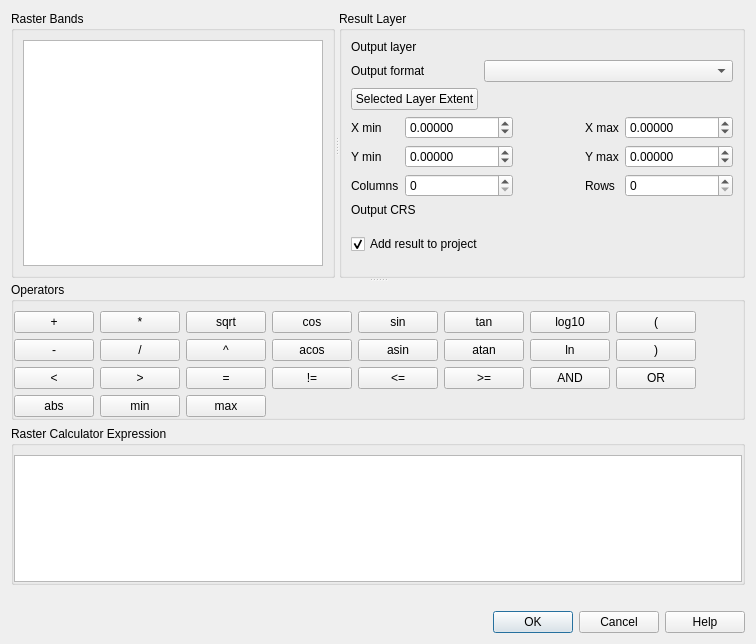
qgis/QGIS, file src/ui/qgsrastercalcdialogbase.ui: the form before one commit.
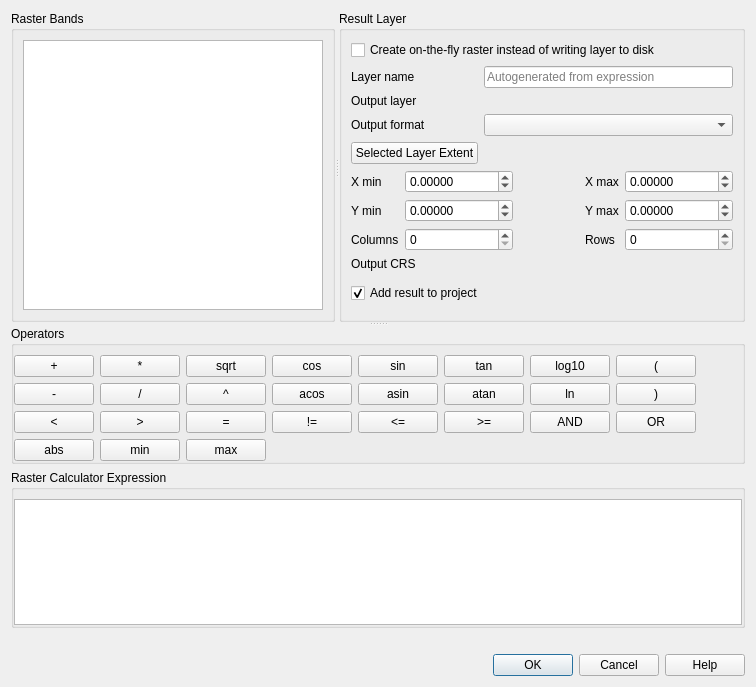
The form after the commit. Custom widgets are drawn as their Qt base class.

Commit message: [feature] virtual raster data provider (#44195)

The edit to the form file:
```diff
--- a/src/ui/qgsrastercalcdialogbase.ui
+++ b/src/ui/qgsrastercalcdialogbase.ui
@@ -7,7 +7,7 @@
     <x>0</x>
     <y>0</y>
     <width>756</width>
-    <height>644</height>
+    <height>687</height>
    </rect>
   </property>
   <property name="windowTitle">
@@ -37,8 +37,18 @@
        <property name="title">
         <string>Result Layer</string>
        </property>
-       <layout class="QGridLayout" name="gridLayout_4" columnstretch="0,1,1,0">
-        <item row="3" column="0" colspan="4">
+       <layout class="QGridLayout" name="gridLayout_4" columnstretch="0,0,0,0">
+        <item row="3" column="1" colspan="3">
+         <widget class="QComboBox" name="mOutputFormatComboBox"/>
+        </item>
+        <item row="6" column="1" colspan="3">
+         <widget class="QgsProjectionSelectionWidget" name="mCrsSelector" native="true">
+          <property name="focusPolicy">
+           <enum>Qt::StrongFocus</enum>
+          </property>
+         </widget>
+        </item>
+        <item row="5" column="0" colspan="4">
          <layout class="QGridLayout" name="gridLayout_3">
           <item row="3" column="3">
            <widget class="QLabel" name="mRowsLabel">
@@ -163,31 +173,7 @@
           </item>
          </layout>
         </item>
-        <item row="0" column="1" colspan="3">
-         <widget class="QgsFileWidget" name="mOutputLayer" native="true"/>
-        </item>
-        <item row="1" column="0">
-         <widget class="QLabel" name="mOutputFormatLabel">
-          <property name="text">
-           <string>Output format</string>
-          </property>
-         </widget>
-        </item>
-        <item row="2" column="0">
-         <widget class="QPushButton" name="mCurrentLayerExtentButton">
-          <property name="text">
-           <string>Selected Layer Extent</string>
-          </property>
-         </widget>
-        </item>
-        <item row="0" column="0">
-         <widget class="QLabel" name="mOutputLayerLabel">
-          <property name="text">
-           <string>Output layer</string>
-          </property>
-         </widget>
-        </item>
-        <item row="6" column="0" colspan="4">
+        <item row="8" column="0" colspan="4">
          <widget class="QCheckBox" name="mAddResultToProjectCheckBox">
           <property name="text">
            <string>Add result to project</string>
@@ -197,37 +183,28 @@
           </property>
          </widget>
         </item>
-        <item row="1" column="1" colspan="3">
-         <widget class="QComboBox" name="mOutputFormatComboBox"/>
-        </item>
-        <item row="5" column="1">
-         <spacer name="verticalSpacer">
-          <property name="orientation">
-           <enum>Qt::Vertical</enum>
-          </property>
-          <property name="sizeHint" stdset="0">
-           <size>
-            <width>20</width>
-            <height>40</height>
-           </size>
-          </property>
-         </spacer>
-        </item>
-        <item row="4" column="0">
+        <item row="6" column="0">
          <widget class="QLabel" name="label">
           <property name="text">
            <string>Output CRS</string>
           </property>
          </widget>
         </item>
-        <item row="4" column="1" colspan="3">
-         <widget class="QgsProjectionSelectionWidget" name="mCrsSelector" native="true">
-          <property name="focusPolicy">
-           <enum>Qt::StrongFocus</enum>
+        <item row="2" column="0">
+         <widget class="QLabel" name="mOutputLayerLabel">
+          <property name="text">
+           <string>Output layer</string>
           </property>
          </widget>
         </item>
-        <item row="7" column="0">
+        <item row="3" column="0">
+         <widget class="QLabel" name="mOutputFormatLabel">
+          <property name="text">
+           <string>Output format</string>
+          </property>
+         </widget>
+        </item>
+        <item row="9" column="0">
          <spacer name="verticalSpacer_2">
           <property name="orientation">
            <enum>Qt::Vertical</enum>
@@ -240,6 +217,59 @@
           </property>
          </spacer>
         </item>
+        <item row="0" column="0" colspan="4">
+         <widget class="QCheckBox" name="mUseVirtualProviderCheckBox">
+          <property name="layoutDirection">
+           <enum>Qt::LeftToRight</enum>
+          </property>
+          <property name="text">
+           <string>Create on-the-fly raster instead of writing layer to disk</string>
+          </property>
+          <property name="tristate">
+           <bool>false</bool>
+          </property>
+         </widget>
+        </item>
+        <item row="7" column="1">
+         <spacer name="verticalSpacer">
+          <property name="orientation">
+           <enum>Qt::Vertical</enum>
+          </property>
+          <property name="sizeHint" stdset="0">
+           <size>
+            <width>20</width>
+            <height>40</height>
+           </size>
+          </property>
+         </spacer>
+        </item>
+        <item row="4" column="0">
+         <widget class="QPushButton" name="mCurrentLayerExtentButton">
+          <property name="text">
+           <string>Selected Layer Extent</string>
+          </property>
+         </widget>
+        </item>
+        <item row="2" column="1" colspan="3">
+         <widget class="QgsFileWidget" name="mOutputLayer" native="true"/>
+        </item>
+        <item row="1" column="0">
+         <widget class="QLabel" name="mVirtualLayerLabel">
+          <property name="text">
+           <string>Layer name</string>
+          </property>
+         </widget>
+        </item>
+        <item row="1" column="1" colspan="3">
+         <widget class="QLineEdit" name="mVirtualLayerName">
+          <property name="text">
+           <string/>
+          </property>
+          <property name="placeholderText">
+           <string>Autogenerated from expression</string>
+          </property>
+         </widget>
+        </item>
        </layout>
       </widget>
      </widget>
```
The commit also changes 16 other files.
